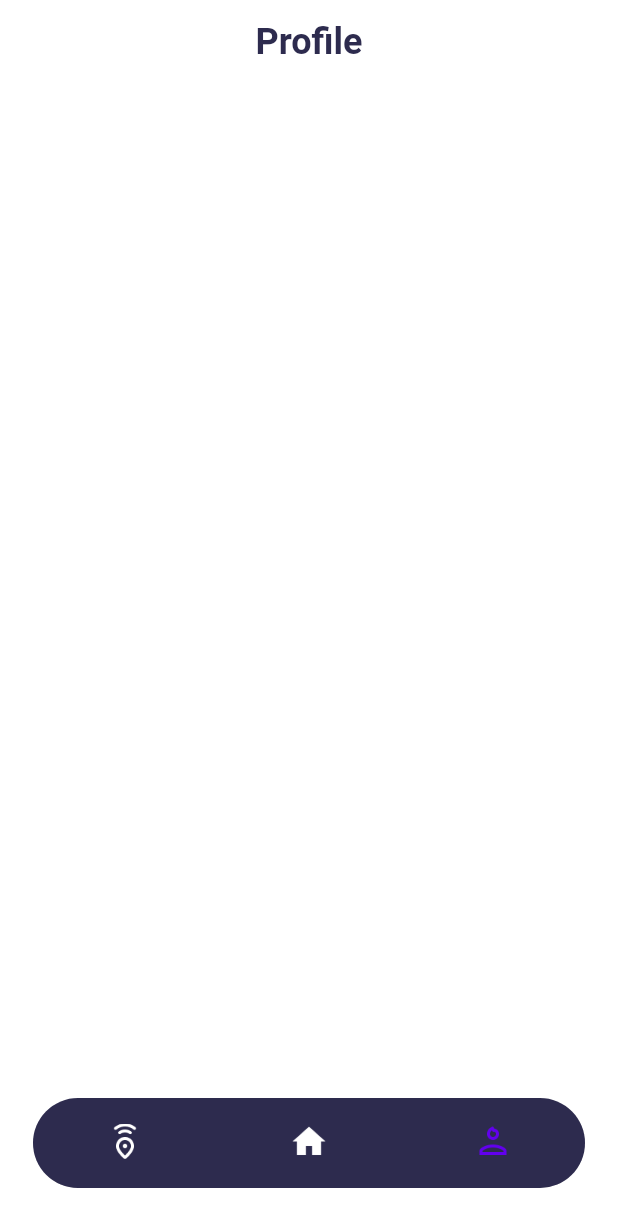
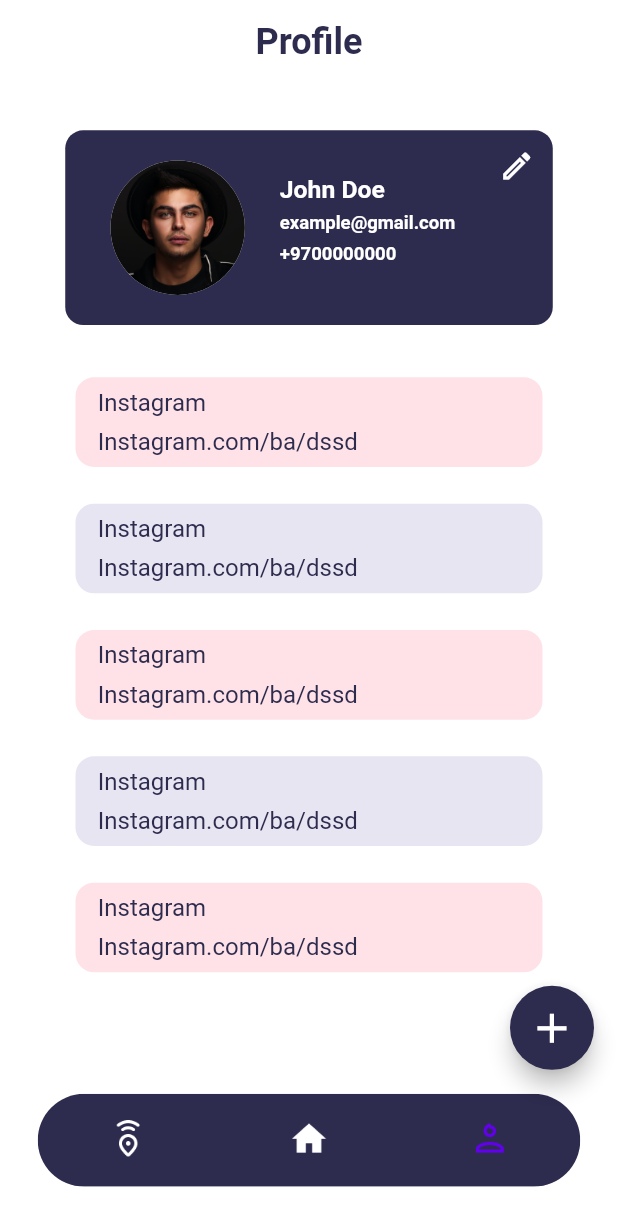
Before and after one commit to nassemMubarak/betweener_app, a Flutter app: the screen it shows after launch, item 3 of the bottom bar chosen, on a phone screen of 412 x 824 dp. Shown: the top 1227 px of the screen. Run offline on Flutter 3.47's test engine with Material 2 defaults, Android fonts, the phone set to English and light mode, and no system bars; drawn by our look-alikes of flutter_slidable; our stand-ins replace bloc, dartz, equatable, flutter_bloc, flutter_screenutil, geolocator and 4 more.

Commit message:
profile_screen.dart

```diff
--- a/lib/bottom_navigation_bar/bnb_page.dart
+++ b/lib/bottom_navigation_bar/bnb_page.dart
@@ -3,6 +3,7 @@ import 'package:betweener_app/core/theme/app_theme_data.dart';
 import 'package:betweener_app/feature/links/presentation/screens/profile_screen.dart';
 import 'package:flutter/material.dart';
 import 'package:flutter_bloc/flutter_bloc.dart';
+import 'package:flutter_screenutil/flutter_screenutil.dart';
 
 class BnbPage extends StatelessWidget {
   BnbPage({Key? key}) : super(key: key);
@@ -25,12 +26,23 @@ class BnbPage extends StatelessWidget {
         builder: (context, state) {
           if (state is BnbInitial) {
             return Scaffold(
+              floatingActionButton: state.pageIndex == 2
+                  ? FloatingActionButton(
+                      onPressed: () {},
+                      backgroundColor: Theme.of(context).primaryColor,
+                      child: Icon(
+                        Icons.add,
+                        color: Colors.white,
+                        size: 32.r,
+                      ),
+                    )
+                  : null,
               bottomNavigationBar: Padding(
-                padding: const EdgeInsets.only(bottom: 32, right: 22, left: 22),
+                padding: EdgeInsets.only(bottom: 32.h, right: 22.w, left: 22.w),
                 child: ClipRRect(
                   borderRadius: const BorderRadius.all(Radius.circular(60)),
                   child: SizedBox(
-                    height: 60,
+                    height: 60.h,
                     child: BottomNavigationBar(
                       showSelectedLabels: false,
                       showUnselectedLabels: false,
@@ -40,23 +52,25 @@ class BnbPage extends StatelessWidget {
                         BlocProvider.of<BnbBloc>(context).add(ChangeBnbEvent(index));
                       },
                       currentIndex: state.pageIndex,
-                      items: const [
+                      items: [
                         BottomNavigationBarItem(
                           icon: ImageIcon(
-                            AssetImage('images/location.png'),
-                            size: 24,
+                            const AssetImage('images/location.png'),
+                            size: 24.r,
                           ),
                           label: '',
                         ),
                         BottomNavigationBarItem(
                           icon: ImageIcon(
-                            AssetImage('images/home.png'),
+                            const AssetImage('images/home.png'),
+                            size: 24.r,
                           ),
                           label: '',
                         ),
                         BottomNavigationBarItem(
                           icon: ImageIcon(
-                            AssetImage('images/profile.png'),
+                            const AssetImage('images/profile.png'),
+                            size: 24.r,
                           ),
                           label: '',
                         ),
--- /dev/null
+++ b/lib/core/extensions/num_extension.dart
@@ -0,0 +1,16 @@
+import 'package:flutter/material.dart';
+import 'package:flutter_screenutil/flutter_screenutil.dart';
+
+extension MyDouble on num {
+  Widget width() {
+    return SizedBox(
+      width: w,
+    );
+  }
+
+  Widget height() {
+    return SizedBox(
+      height: h,
+    );
+  }
+}
--- a/lib/feature/links/presentation/screens/profile_screen.dart
+++ b/lib/feature/links/presentation/screens/profile_screen.dart
@@ -1,11 +1,82 @@
+import 'package:betweener_app/core/extensions/num_extension.dart';
+import 'package:betweener_app/feature/links/presentation/widgets/user_card.dart';
 import 'package:flutter/material.dart';
+import 'package:flutter_screenutil/flutter_screenutil.dart';
+import 'package:flutter_slidable/flutter_slidable.dart';
 
 class ProfileScreen extends StatelessWidget {
   const ProfileScreen({Key? key}) : super(key: key);
 
   @override
   Widget build(BuildContext context) {
-    return Container();
+    return Column(
+      children: [
+        const UserCard(),
+        Expanded(
+          child: Padding(
+            padding: EdgeInsets.symmetric(horizontal: 30.w),
+            child: ListView.builder(
+              itemCount: 5,
+              itemBuilder: (context, index) {
+                return Column(
+                  children: [
+                    Slidable(
+                      endActionPane: ActionPane(
+                        motion: const ScrollMotion(),
+                        children: [
+                          SizedBox(
+                            width: 58,
+                            height: 58,
+                            child: SlidableAction(
+                              onPressed: (context) {},
+                              backgroundColor: const Color(0xFFFFD465),
+                              foregroundColor: Colors.white,
+                              icon: Icons.edit,
+                              borderRadius: BorderRadius.circular(12.r),
+                            ),
+                          ),
+                          12.width(),
+                          SizedBox(
+                            width: 58,
+                            height: 58,
+                            child: SlidableAction(
+                              onPressed: (context) {},
+                              backgroundColor: Color(0xFFFE4A49),
+                              foregroundColor: Colors.white,
+                              icon: Icons.delete,
+                              borderRadius: BorderRadius.circular(12.r),
+                            ),
+                          ),
+                        ],
+                      ),
+                      child: ListTile(
+                        title: Container(
+                          height: 58.h,
+                          padding: EdgeInsets.symmetric(horizontal: 13.w),
+                          decoration: BoxDecoration(
+                            color: index % 2 == 0 ? const Color(0xffFEE2E7) : const Color(0xffE7E5F1),
+                            borderRadius: BorderRadius.all(Radius.circular(12.r)),
+                          ),
+                          child: Column(
+                            crossAxisAlignment: CrossAxisAlignment.start,
+                            mainAxisAlignment: MainAxisAlignment.spaceEvenly,
+                            children: const [
+                              Text('Instagram'),
+                              Text('Instagram.com/ba/dssd'),
+                            ],
+                          ),
+                        ),
+                      ),
+                    ),
+                    16.height(),
+                  ],
+                );
+              },
+            ),
+          ),
+        ),
+      ],
+    );
   }
 
   static AppBar appBar() {
@@ -15,7 +86,11 @@ class ProfileScreen extends StatelessWidget {
       centerTitle: true,
       title: const Text(
         'Profile',
-        style: TextStyle(color: Color(0xff2D2B4E), fontSize: 24, fontWeight: FontWeight.w600),
+        style: TextStyle(
+          color: Color(0xff2D2B4E),
+          fontSize: 24,
+          fontWeight: FontWeight.w600,
+        ),
       ),
     );
   }
--- /dev/null
+++ b/lib/feature/links/presentation/widgets/user_card.dart
@@ -0,0 +1,92 @@
+import 'package:betweener_app/core/extensions/num_extension.dart';
+import 'package:flutter/material.dart';
+import 'package:flutter_screenutil/flutter_screenutil.dart';
+
+class UserCard extends StatelessWidget {
+  const UserCard({
+    super.key,
+  });
+
+  @override
+  Widget build(BuildContext context) {
+    return Container(
+      height: 126.h,
+      margin: EdgeInsets.symmetric(
+        horizontal: 38.w,
+        vertical: 30.h,
+      ),
+      decoration: BoxDecoration(
+        color: Theme.of(context).primaryColor,
+        borderRadius: const BorderRadius.all(Radius.circular(12)),
+      ),
+      child: Stack(
+        children: [
+          Row(
+            children: [
+              Container(
+                width: 87.w,
+                height: 87.h,
+                margin: EdgeInsets.only(
+                  right: 16.w,
+                  left: 22.w,
+                  top: 19.h,
+                  bottom: 19.h,
+                ),
+                decoration: const BoxDecoration(
+                  shape: BoxShape.circle,
+                  color: Colors.white,
+                  image: DecorationImage(
+                    image: AssetImage('images/dummy_image/person.png'),
+                  ),
+                ),
+              ),
+              Column(
+                crossAxisAlignment: CrossAxisAlignment.start,
+                children: [
+                  29.height(),
+                  Text(
+                    'John Doe',
+                    style: TextStyle(
+                      color: Colors.white,
+                      fontWeight: FontWeight.w600,
+                      fontSize: 16.sp,
+                    ),
+                  ),
+                  6.height(),
+                  Text(
+                    'example@gmail.com',
+                    style: TextStyle(
+                      color: Colors.white,
+                      fontWeight: FontWeight.w600,
+                      fontSize: 12.sp,
+                    ),
+                  ),
+                  6.height(),
+                  Text(
+                    '+9700000000',
+                    style: TextStyle(
+                      color: Colors.white,
+                      fontWeight: FontWeight.w600,
+                      fontSize: 12.sp,
+                    ),
+                  ),
+                ],
+              ),
+            ],
+          ),
+          Positioned(
+            right: 0,
+            child: IconButton(
+              onPressed: () {},
+              icon: const Icon(
+                Icons.edit_outlined,
+                color: Colors.white,
+                size: 24,
+              ),
+            ),
+          )
+        ],
+      ),
+    );
+  }
+}
--- a/pubspec.yaml
+++ b/pubspec.yaml
@@ -53,6 +53,8 @@ dependencies:
   # The following adds the Cupertino Icons font to your application.
   # Use with the CupertinoIcons class for iOS style icons.
   cupertino_icons: ^1.0.2
+  #slide for delete or update items
+  flutter_slidable: ^3.0.0
 
 dev_dependencies:
   flutter_test:
@@ -79,6 +81,7 @@ flutter:
   # To add assets to your application, add an assets section, like this:
   assets:
     - images/
+    - images/dummy_image/
   #   - images/a_dot_ham.jpeg
 
   # An image asset can refer to one or more resolution-specific "variants", see
```
Also changed, not shown: images/dummy_image/person.png (added), pubspec.lock.
